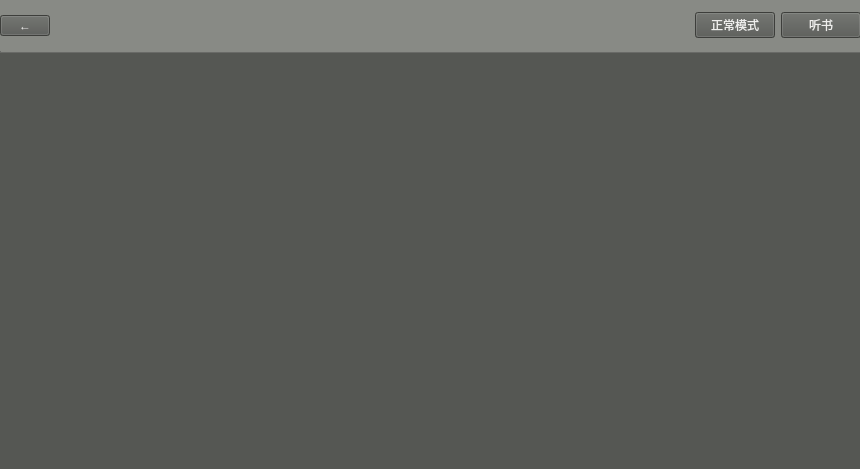
Above: bookwidget.ui from Yan532/SmartReader before the change. Below: the same form after it.
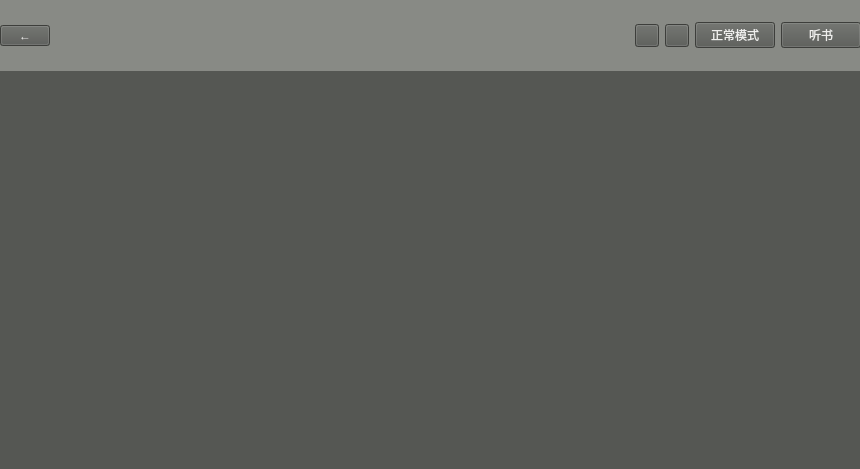
That is the form after the change.

What changed in the file:
```diff
--- a/bookwidget.ui
+++ b/bookwidget.ui
@@ -56,7 +56,7 @@
      <x>0</x>
      <y>0</y>
      <width>861</width>
-     <height>53</height>
+     <height>71</height>
     </rect>
    </property>
    <property name="styleSheet">
@@ -74,7 +74,7 @@
       <x>0</x>
       <y>0</y>
       <width>861</width>
-      <height>51</height>
+      <height>71</height>
      </rect>
     </property>
     <layout class="QHBoxLayout" name="horizontalLayout">
@@ -114,6 +114,26 @@
        </property>
       </spacer>
      </item>
+     <item>
+      <widget class="QToolButton" name="playButton">
+       <property name="styleSheet">
+        <string notr="true">background-color: rgb(85, 87, 83);</string>
+       </property>
+       <property name="text">
+        <string/>
+       </property>
+      </widget>
+     </item>
+     <item>
+      <widget class="QToolButton" name="pauseButton">
+       <property name="styleSheet">
+        <string notr="true">background-color: rgb(85, 87, 83);</string>
+       </property>
+       <property name="text">
+        <string/>
+       </property>
+      </widget>
+     </item>
      <item>
       <widget class="QPushButton" name="normalButton">
        <property name="styleSheet">
```
